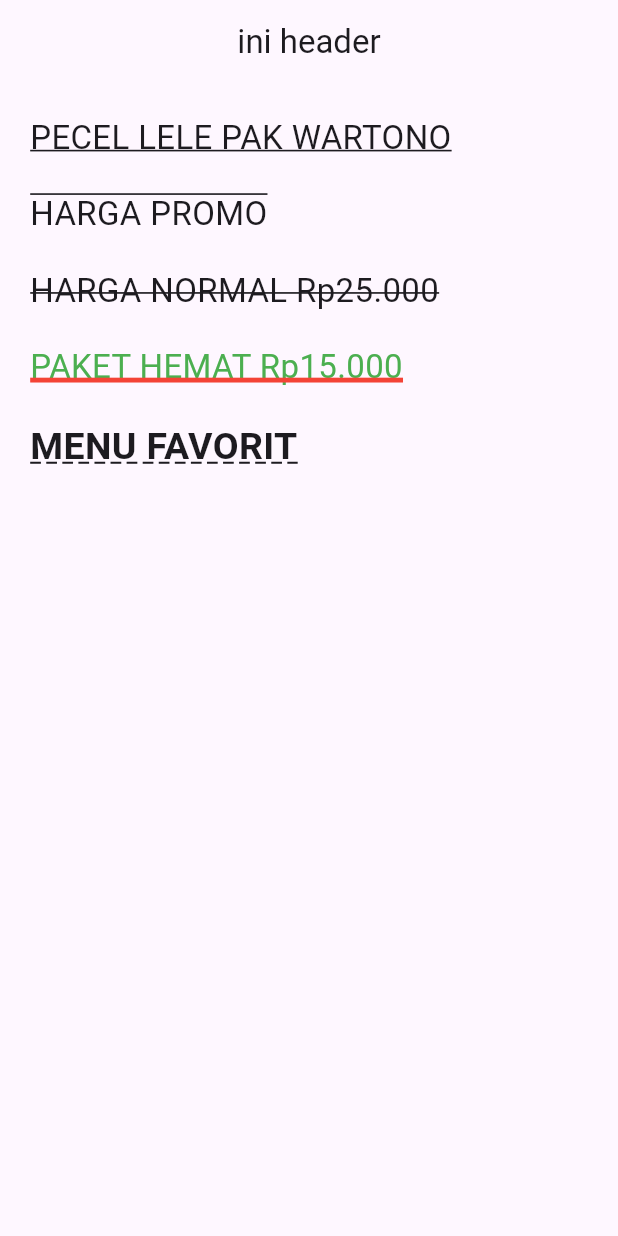
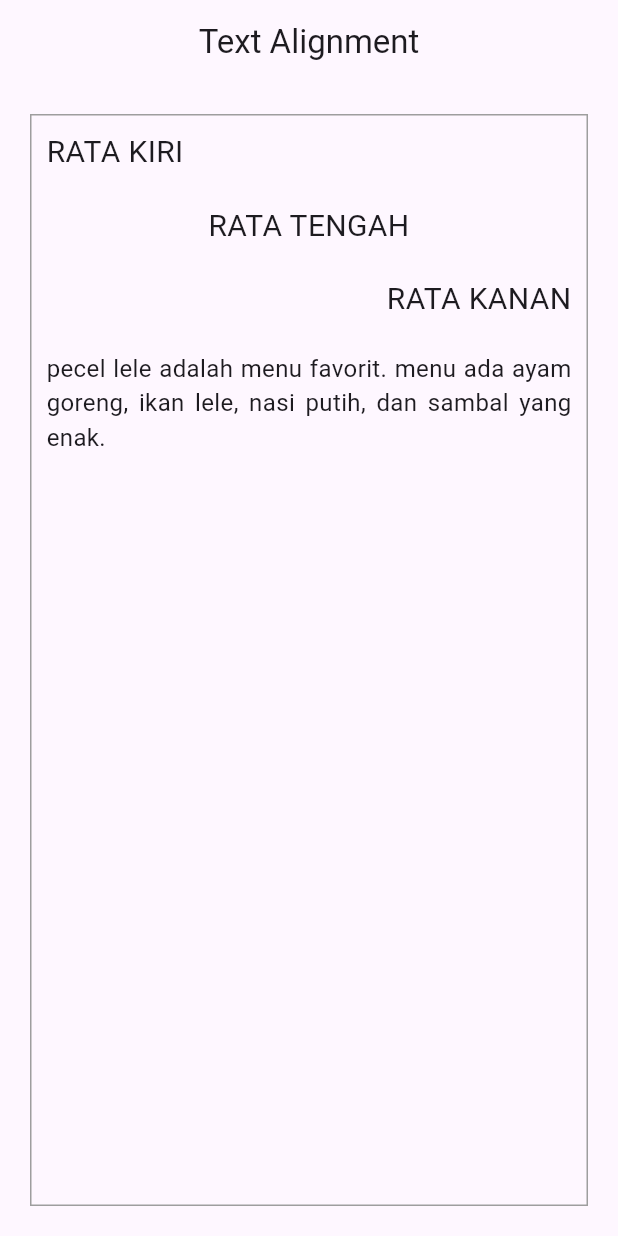
Before and after one commit to DhaniKWP/flutter-playground-3, a Flutter app: the screen it shows after launch, on a phone screen of 412 x 824 dp. Run offline on Flutter 3.47's test engine with Material 3 defaults, Android fonts, the phone set to English and light mode, and no system bars.

Commit message:
macam2 text alignment rata kanan, kiri, tengah, sama justify'

```diff
--- a/lib/main.dart
+++ b/lib/main.dart
@@ -1,3 +1,4 @@
+
 import 'package:flutter/material.dart';
 
 void main() {
@@ -13,81 +14,65 @@ class MyApp extends StatelessWidget {
       debugShowCheckedModeBanner: false,
       home: Scaffold(
         appBar: AppBar(
-          title: Text("ini header"),
+          title: const Text("Text Alignment"),
           centerTitle: true,
         ),
         body: const Padding(
           padding: EdgeInsets.all(20),
-          child: DecorationTextWidget(),
+          child: AlignmentTextWidget(),
         ),
       ),
     );
   }
 }
 
-
-
-class DecorationTextWidget extends StatelessWidget {
-  const DecorationTextWidget({super.key});
+class AlignmentTextWidget extends StatelessWidget {
+  const AlignmentTextWidget({super.key});
 
   @override
   Widget build(BuildContext context) {
-    return const Column(
-      crossAxisAlignment: CrossAxisAlignment.start,
+    return Container(
+      width: double.infinity,
+      padding: const EdgeInsets.all(10),
+      decoration: BoxDecoration(
+        border: Border.all(color: Colors.grey),
+      ),
+      child: const Column(
+        crossAxisAlignment: CrossAxisAlignment.stretch,
         children: [
           Text(
-          'PECEL LELE PAK WARTONO',
-          style: TextStyle(
-            fontSize: 22,
-            decoration: TextDecoration.underline,
-          ),
+            'RATA KIRI',
+            textAlign: TextAlign.left,
+            style: TextStyle(fontSize: 20),
           ),
 
           SizedBox(height: 20),
 
           Text(
-          'HARGA PROMO',
-          style: TextStyle(
-            fontSize: 22,
-            decoration: TextDecoration.overline,
-          ),
+            'RATA TENGAH',
+            textAlign: TextAlign.center,
+            style: TextStyle(fontSize: 20),
           ),
 
           SizedBox(height: 20),
 
           Text(
-          'HARGA NORMAL Rp25.000',
-          style: TextStyle(
-            fontSize: 22,
-            decoration: TextDecoration.lineThrough,
-          ),
+            'RATA KANAN',
+            textAlign: TextAlign.right,
+            style: TextStyle(fontSize: 20),
           ),
 
           SizedBox(height: 20),
 
           Text(
-          'PAKET HEMAT Rp15.000',
-          style: TextStyle(
-            fontSize: 22,
-            color: Colors.green,
-            decoration: TextDecoration.underline,
-            decorationColor: Colors.red,
-            decorationThickness: 3,
-          ),
-        ),
-
-        SizedBox(height: 20),
-
-        Text(
-          'MENU FAVORIT',
-          style: TextStyle(
-            fontSize: 25,
-            fontWeight: FontWeight.bold,
-            decoration: TextDecoration.underline,
-            decorationStyle: TextDecorationStyle.dashed,
-          ),
+            'pecel lele adalah menu favorit. '
+                'menu ada ayam goreng, ikan lele, '
+                'nasi putih, dan sambal yang enak.',
+            textAlign: TextAlign.justify,
+            style: TextStyle(fontSize: 16),
           ),
         ],
+      ),
     );
   }
 }
```
Lines whose indentation alone changed are shown as unchanged.
